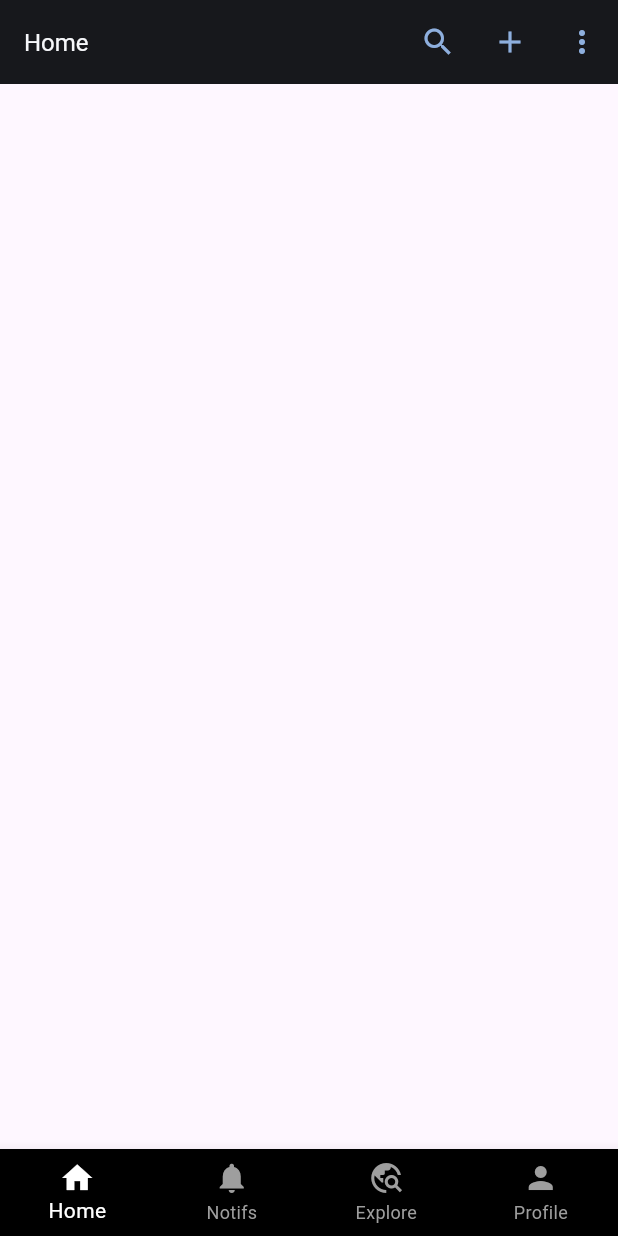
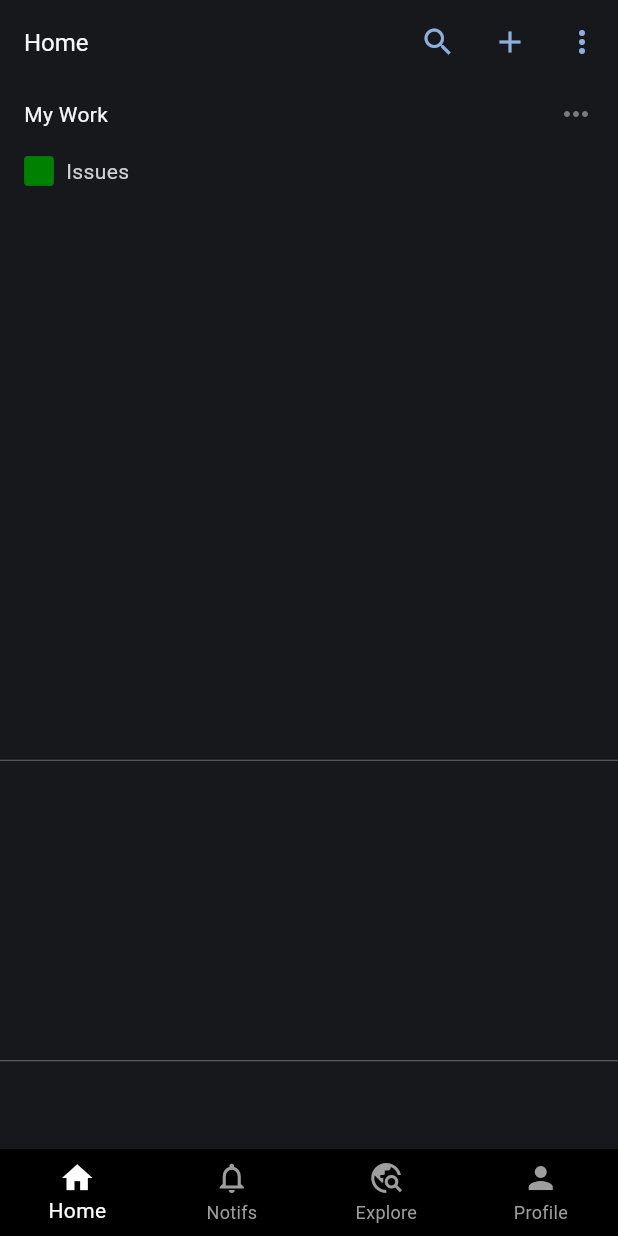
Before and after one commit to shreeyansh64/github, a Flutter app: the screen it shows after launch, on a phone screen of 412 x 824 dp. Run offline on Flutter 3.47's test engine with Material 3 defaults, Android fonts, the light colour scheme and no system bars.

Commit message:
Added Appbar and action buttons

```diff
--- a/lib/main.dart
+++ b/lib/main.dart
@@ -57,7 +57,7 @@ class _MainPageState extends State<MainPage> {
         },
         items: const [
           BottomNavigationBarItem(icon: Icon(Icons.home), label: "Home"),
-          BottomNavigationBarItem(icon: Icon(Icons.notifications), label: "Notifs"),
+          BottomNavigationBarItem(icon: Icon(Icons.notifications_outlined), label: "Notifs"),
           BottomNavigationBarItem(icon: Icon(Icons.travel_explore), label: "Explore"),
           BottomNavigationBarItem(icon: Icon(Icons.person), label: "Profile"),
         ],
--- a/lib/pages/homepage.dart
+++ b/lib/pages/homepage.dart
@@ -13,12 +13,101 @@ class _HomePageState extends State<HomePage> {
     return Scaffold(
       appBar: AppBar(
         backgroundColor: Color.fromARGB(255, 23, 24, 28),
-        title: Text("Home",style: TextStyle(color: Color.fromARGB(255, 246, 247, 250),fontSize:16.0 )),
-        actions:[
-          IconButton(onPressed: (){}, icon: Icon(Icons.search,color: Color.fromARGB(255,142, 175, 222))),
-          IconButton(onPressed: (){}, icon: Icon(Icons.add,color: Color.fromARGB(255,142, 175, 222))),
-          IconButton(onPressed: (){}, icon: Icon(Icons.more_vert,color: Color.fromARGB(255,142, 175, 222)))
+        title: Text(
+          "Home",
+          style: TextStyle(
+            color: Color.fromARGB(255, 246, 247, 250),
+            fontSize: 16.0,
+          ),
+        ),
+        actions: [
+          IconButton(
+            onPressed: () {},
+            icon: Icon(Icons.search, color: Color.fromARGB(255, 142, 175, 222)),
+          ),
+          IconButton(
+            onPressed: () {},
+            icon: Icon(Icons.add, color: Color.fromARGB(255, 142, 175, 222)),
+          ),
+          IconButton(
+            onPressed: () {},
+            icon: Icon(
+              Icons.more_vert,
+              color: Color.fromARGB(255, 142, 175, 222),
+            ),
+          ),
         ],
+      ),
+      body: SingleChildScrollView(
+        child: Column(
+          children: [
+            Container(
+              color: Color.fromARGB(255, 23, 24, 28),
+              height: 450,
+              width: double.infinity,
+              child: Column(
+                children: [
+                  Padding(
+                    padding: const EdgeInsets.only(
+                      left: 16.0,
+                      right: 16.0,
+                      top: 8.0,
+                    ),
+                    child: Row(
+                      mainAxisAlignment: MainAxisAlignment.spaceBetween,
+                      children: [
+                        Text(
+                          "My Work",
+                          style: TextStyle(
+                            color: Color.fromARGB(255, 246, 247, 250),
+                          ),
+                        ),
+                        Icon(
+                          Icons.more_horiz,
+                          color: Color.fromARGB(255, 120, 122, 125),
+                        ),
+                      ],
+                    ),
+                  ),
+                  Padding(
+                    padding: const EdgeInsets.only(left: 16.0,top: 16.0),
+                    child: Row(
+                            children: [
+                              Image.asset(
+                                'assets/icons/issues.png',
+                                width: 20,
+                                height: 20,
+                              ),
+                              SizedBox(width: 8),
+                              Text("Issues",style: TextStyle(color: Color.fromARGB(255,207, 209, 212)),)
+                            ],
+                          ),
+                  ),
+                ],
+              ),
+            ),
+            Divider(
+              thickness: 1,
+              height: 1,
+              color: Color.fromARGB(255, 41, 42, 46),
+            ),
+            Container(
+              color: Color.fromARGB(255, 23, 24, 28),
+              height: 200,
+              width: double.infinity,
+            ),
+            Divider(
+              thickness: 1,
+              height: 1,
+              color: Color.fromARGB(255, 41, 42, 46),
+            ),
+            Container(
+              color: Color.fromARGB(255, 23, 24, 28),
+              height: 300,
+              width: double.infinity,
+            ),
+          ],
+        ),
       ),
     );
   }
--- a/pubspec.yaml
+++ b/pubspec.yaml
@@ -58,9 +58,8 @@ flutter:
   uses-material-design: true
 
   # To add assets to your application, add an assets section, like this:
-  # assets:
-  #   - images/a_dot_burr.jpeg
-  #   - images/a_dot_ham.jpeg
+  assets:
+    - assets/icons/
 
   # An image asset can refer to one or more resolution-specific "variants", see
   # https://flutter.dev/to/resolution-aware-images
```
Also changed, not shown: assets/icons/discussions.png (added), assets/icons/issues.png (added), assets/icons/org.png (added), assets/icons/projects.jpg (added), assets/icons/pull.png (added), assets/icons/repo.jpg (added), assets/icons/starred.webp (added).
